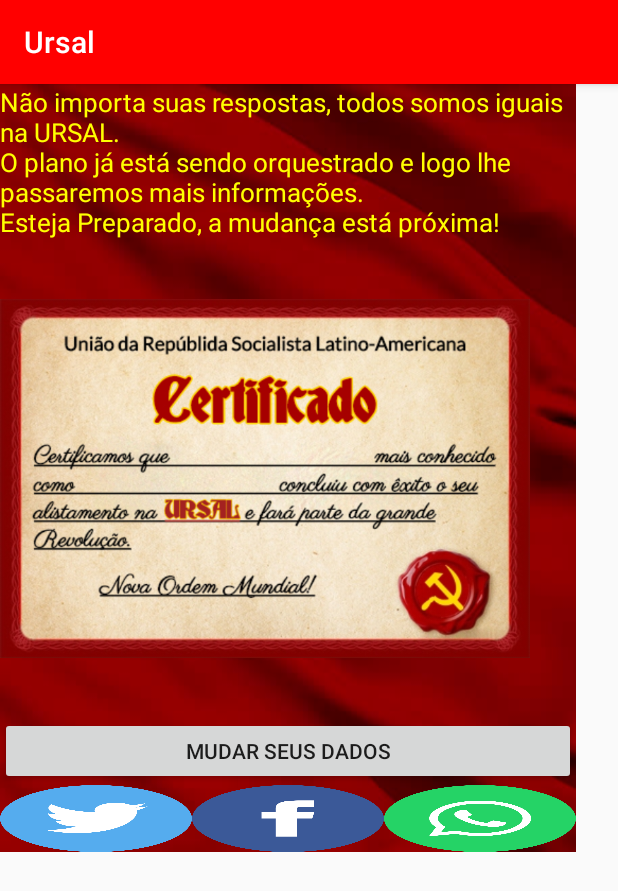
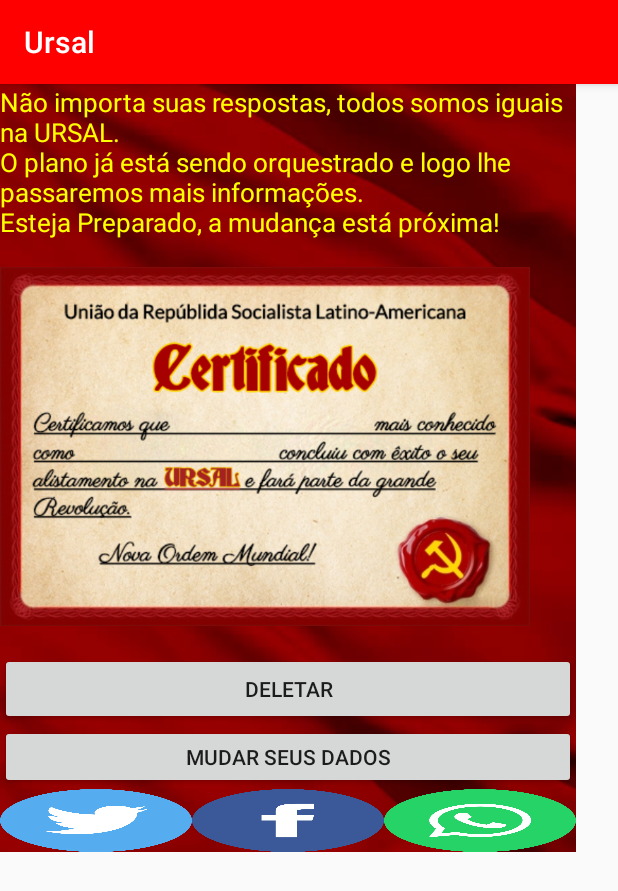
Before and after one commit to brunowber/ursal, an Android app: the CertificadoActivity screen opened directly, with no data from a screen before it, on a phone screen of 412 x 824 dp. Shown: the top 891 px of the screen. Run offline under Robolectric (Android 15) with nearby library versions, the phone set to English and light mode, and no system bars; libraries missing offline, so code that uses them is left out: com.facebook, com.facebook.login, com.facebook.share.

Commit message:
Correções

```diff
--- a/app/src/main/java/ursal/ursal/CertificadoActivity.java
+++ b/app/src/main/java/ursal/ursal/CertificadoActivity.java
@@ -49,6 +49,7 @@ public class CertificadoActivity extends AppCompatActivity {
     Button btn_gerar_certificado_whatsapp;
     Button btn_gerar_certificado_facebook;
     Button btn_gerar_certificado_twitter;
+    Button btn_delete;
     ShareDialog shareDialog;
     ImageView certificado;
     Button btn_voltar;
@@ -74,10 +75,21 @@ public class CertificadoActivity extends AppCompatActivity {
         btn_gerar_certificado_facebook = findViewById(R.id.btn_gerar_certificado_facebook);
         btn_gerar_certificado_twitter = findViewById(R.id.btn_gerar_certificado_twitter);
 
+        btn_delete = findViewById(R.id.btn_delete);
+
         certificado = findViewById(R.id.imageView);
         certificado.setImageBitmap(createBitmap());
 
         btn_voltar = findViewById(R.id.btn_voltar_usuario);
+
+        btn_delete.setOnClickListener(new View.OnClickListener() {
+            @Override
+            public void onClick(View v) {
+                db.dropData();
+                Intent inicio = new Intent(getBaseContext(), MainActivity.class);
+                startActivity(inicio);
+            }
+        });
 
         btn_voltar.setOnClickListener(new View.OnClickListener() {
             @Override
--- a/app/src/main/java/ursal/ursal/DataBaseHelper.java
+++ b/app/src/main/java/ursal/ursal/DataBaseHelper.java
@@ -71,4 +71,8 @@ public class DataBaseHelper extends SQLiteOpenHelper {
         Cursor res = db.rawQuery("SELECT "+ DATA_ENTROU +" FROM  "+ TABLE_NAME+ " WHERE "+ ID +" = (SELECT MAX (" + ID + ") FROM "+ TABLE_NAME+")", null);
         return res;
     }
+    public void dropData() {
+        SQLiteDatabase db = this.getWritableDatabase();
+        db.execSQL("DELETE FROM "+ TABLE_NAME);
+    }
 }
--- a/app/src/main/res/layout/activity_certificado.xml
+++ b/app/src/main/res/layout/activity_certificado.xml
@@ -2,9 +2,10 @@
 <android.support.constraint.ConstraintLayout xmlns:android="http://schemas.android.com/apk/res/android"
     xmlns:app="http://schemas.android.com/apk/res-auto"
     xmlns:tools="http://schemas.android.com/tools"
-    android:layout_width="match_parent"
-    android:layout_height="wrap_content"
-    tools:context=".CertificadoActivity">
+
+    tools:context=".CertificadoActivity"
+    android:layout_width="fill_parent"
+    android:layout_height="fill_parent">
 
     <LinearLayout
         android:layout_width="384dp"
@@ -12,7 +13,8 @@
         android:background="@drawable/bandeira_unao_sovietica10"
         android:orientation="vertical"
         tools:layout_editor_absoluteX="0dp"
-        tools:layout_editor_absoluteY="0dp">
+        tools:layout_editor_absoluteY="0dp"
+        tools:ignore="MissingConstraints">
 
         <TextView
             android:id="@+id/textView2"
@@ -28,8 +30,14 @@
         <ImageView
             android:id="@+id/imageView"
             android:layout_width="353dp"
-            android:layout_height="318dp"
+            android:layout_height="275dp"
             android:src="@drawable/certificado_final" />
+
+        <Button
+            android:id="@+id/btn_delete"
+            android:layout_width="match_parent"
+            android:layout_height="wrap_content"
+            android:text="@string/deletar" />
 
         <Button
             android:id="@+id/btn_voltar_usuario"
@@ -43,7 +51,8 @@
         <TableRow
             android:layout_width="match_parent"
             android:layout_height="match_parent"
-            android:layout_weight="1">
+            android:layout_weight="1"
+            tools:layout_editor_absoluteY="470dp">
 
             <Button
                 android:id="@+id/btn_gerar_certificado_twitter"
--- a/app/src/main/res/layout/activity_login.xml
+++ b/app/src/main/res/layout/activity_login.xml
@@ -44,7 +44,6 @@
             android:id="@+id/btn_questionario"
             android:layout_width="match_parent"
             android:layout_height="105dp"
-            android:background="@drawable/button2"
             android:text="Responder Questionário" />
 
         <Space
@@ -53,9 +52,8 @@
 
         <Button
             android:id="@+id/btn_fascista"
-            android:layout_width="wrap_content"
+            android:layout_width="match_parent"
             android:layout_height="59dp"
-            android:background="@drawable/button3"
             android:text="me conformo como as coisas estão" />
     </LinearLayout>
 </android.support.constraint.ConstraintLayout>
--- a/app/src/main/res/layout/activity_tela_usuario.xml
+++ b/app/src/main/res/layout/activity_tela_usuario.xml
@@ -10,7 +10,7 @@
         android:layout_width="match_parent"
         android:layout_height="match_parent"
         android:orientation="vertical"
-        android:background="@drawable/bandeira_unao_sovietica2">
+        android:background="@drawable/bandeira_unao_sovietica10">
 
         <TextView
             android:id="@+id/textView"
--- a/app/src/main/res/values/strings.xml
+++ b/app/src/main/res/values/strings.xml
@@ -9,6 +9,7 @@
     <string name="final_parte2">Apenas precisamos que responda um curto questionário para melhor definir seu papel no momento em que o plano for executado.</string>
 
     <string name="title_activity_questionario">Questionário Ursal</string>
+    <string name="deletar">Deletar</string>
     <string name="perguntas">Responde o Questionário a seguir para saber seu papel:</string>
 
     <string name="pergunta1">1- Por que você quer entrar para a URSAL?</string>
```
Also changed, not shown: app/src/main/java/ursal/ursal/MainActivity.java (+7 -5 lines), app/src/main/res/layout/activity_main.xml (+4 -4 lines), app/src/main/res/drawable/botao_capital.png (added), app/src/main/res/drawable/botao_comuna.png (added).
